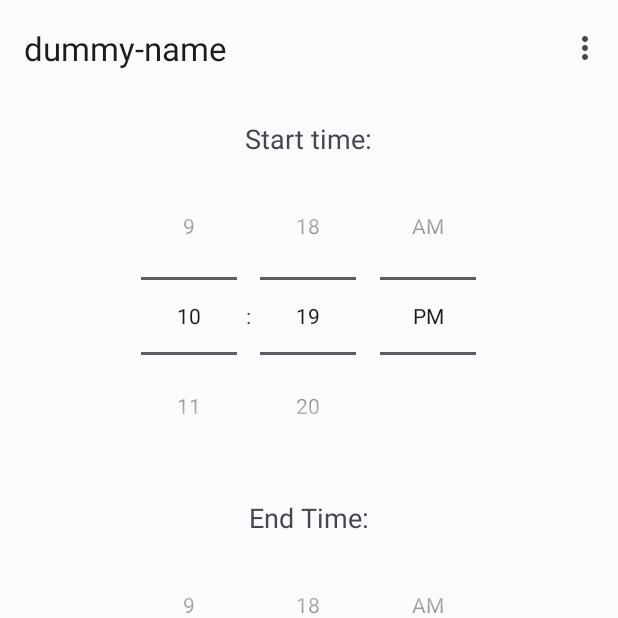
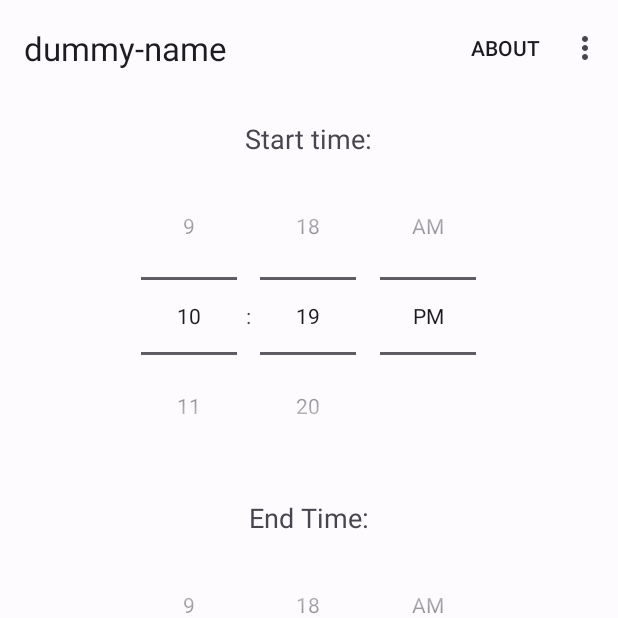
Before and after one commit to sdkkds2125/ShutApp, an Android app: the screen it shows after launch (MainActivity), after a tap on "Add Rule", on a phone screen of 412 x 824 dp, the top half of it. Run offline under Robolectric (Android 15) with nearby library versions, the phone set to English and light mode, and no system bars.

Commit message:
added about page

```diff
--- a/app/src/main/java/com/example/dummy_name/DNDSetter.java
+++ b/app/src/main/java/com/example/dummy_name/DNDSetter.java
@@ -19,6 +19,7 @@ public class DNDSetter {
         calendar.setTimeInMillis(System.currentTimeMillis());
         calendar.set(Calendar.HOUR_OF_DAY, startTime.getFirst());
         calendar.set(Calendar.MINUTE, startTime.getSecond());
+        calendar.set(Calendar.SECOND, 0);
         return calendar.getTimeInMillis();
     }
 
@@ -27,6 +28,7 @@ public class DNDSetter {
         calendar.setTimeInMillis(System.currentTimeMillis());
         calendar.set(Calendar.HOUR_OF_DAY, endTime.getFirst());
         calendar.set(Calendar.MINUTE, endTime.getSecond());
+        calendar.set(Calendar.SECOND, 0);
         return calendar.getTimeInMillis();
     }
 
--- a/app/src/main/java/com/example/dummy_name/MainActivity.java
+++ b/app/src/main/java/com/example/dummy_name/MainActivity.java
@@ -1,6 +1,8 @@
 package com.example.dummy_name;
 
 import static androidx.preference.PreferenceManager.getDefaultSharedPreferences;
+
+import static com.example.dummy_name.Utils.showInfoDialog;
 
 import android.app.AlarmManager;
 import android.app.NotificationManager;
@@ -97,6 +99,7 @@ public class MainActivity extends AppCompatActivity {
         setIsNightMode();
 
         setSupportActionBar(binding.toolbar);
+        setUpSnackbar();
 
         startTime = findViewById(R.id.start_time);
         endTime = findViewById(R.id.end_time);
@@ -106,6 +109,11 @@ public class MainActivity extends AppCompatActivity {
         }
     }
 
+
+    private void setUpSnackbar() {
+        mSnackBar = Snackbar.make(findViewById(R.id.fab),"Welcome! I am not null now", Snackbar.LENGTH_LONG);
+    }
+
     private void setIsNightMode() {
         mIsNightMode = (getApplicationContext().getResources().getConfiguration().uiMode &
                 Configuration.UI_MODE_NIGHT_MASK) == Configuration.UI_MODE_NIGHT_YES;
@@ -113,9 +121,10 @@ public class MainActivity extends AppCompatActivity {
 
     @RequiresApi(api = Build.VERSION_CODES.S)
     private void FABClickAction(View view) {
-        Snackbar.make(view, "Added a new DND rule", Snackbar.LENGTH_LONG)
+        mSnackBar = Snackbar.make(view, "Added a new DND rule", Snackbar.LENGTH_LONG)
                 .setAnchorView(R.id.fab)
-                .setAction("Action", null).show();
+                .setAction("Action", null);
+        mSnackBar.show();
         startHourMinute = new Pair<>(startTime.getHour(), startTime.getMinute());
         endHourMinute = new Pair<>(endTime.getHour(), endTime.getMinute());
         newDNDRule(startHourMinute, endHourMinute);
@@ -160,9 +169,20 @@ public class MainActivity extends AppCompatActivity {
         if (id == R.id.action_settings) {
             showSettings();
             return true;
+        } else if (id == R.id.action_about) {
+            showAbout();
+            return true;
         }
 
         return super.onOptionsItemSelected(item);
+    }
+
+    private void showAbout() {
+        dismissSnackBarIfShown();
+        showInfoDialog(MainActivity.this, "About dummy-name",
+                "This app is meant to easily allow you to set times of " +
+                        "no distraction by turning on DND for a specified amount of time \n\n" +
+                        "made by Zevythegreat and sdkkds2125");
     }
 
     private void showSettings() {
--- a/app/src/main/res/menu/menu_main.xml
+++ b/app/src/main/res/menu/menu_main.xml
@@ -7,4 +7,10 @@
         android:orderInCategory="100"
         android:title="@string/action_settings"
         app:showAsAction="never" />
+    <item
+        android:id="@+id/action_about"
+        android:orderInCategory="200"
+        android:title="@string/about_title"
+        app:showAsAction="ifRoom"
+        />
 </menu>
--- a/app/src/main/res/values/strings.xml
+++ b/app/src/main/res/values/strings.xml
@@ -31,4 +31,5 @@
     <string name="attachment_summary_on">Automatically download attachments for incoming emails
     </string>
     <string name="attachment_summary_off">Only download attachments when manually requested</string>
+    <string name="about_title">About</string>
 </resources>
```
Also changed, not shown: app/src/main/java/com/example/dummy_name/MyBroadcastReceiver.java (line endings or trailing spaces).
